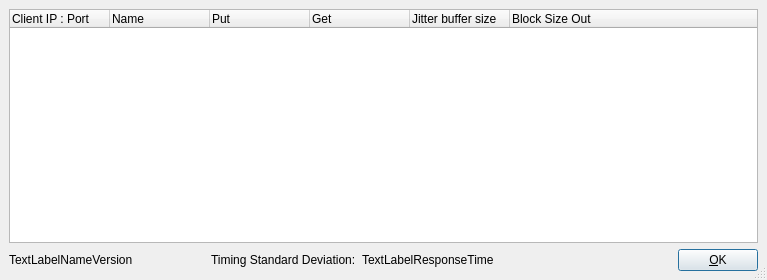
Old version of the form src/llconserverdlgbase.ui in the repository jamulussoftware/jamulus.
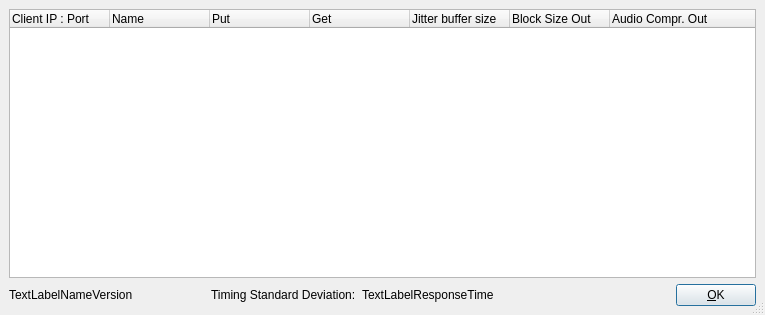
New version of the form. Icons and pictures are not drawn.

Commit message: implemented auto output settings for server depending on maximum upload rate, bug fix in server, some code cleanup, new entry in server dialog table

The edit to the form file:
```diff
--- a/src/llconserverdlgbase.ui
+++ b/src/llconserverdlgbase.ui
@@ -5,8 +5,8 @@
    <rect>
     <x>0</x>
     <y>0</y>
-    <width>767</width>
-    <height>280</height>
+    <width>765</width>
+    <height>315</height>
    </rect>
   </property>
   <property name="windowTitle" >
@@ -69,6 +69,11 @@
        <string>Block Size Out</string>
       </property>
      </column>
+     <column>
+      <property name="text" >
+       <string>Audio Compr. Out</string>
+      </property>
+     </column>
     </widget>
    </item>
    <item>
```
The commit also changes 6 other files.
